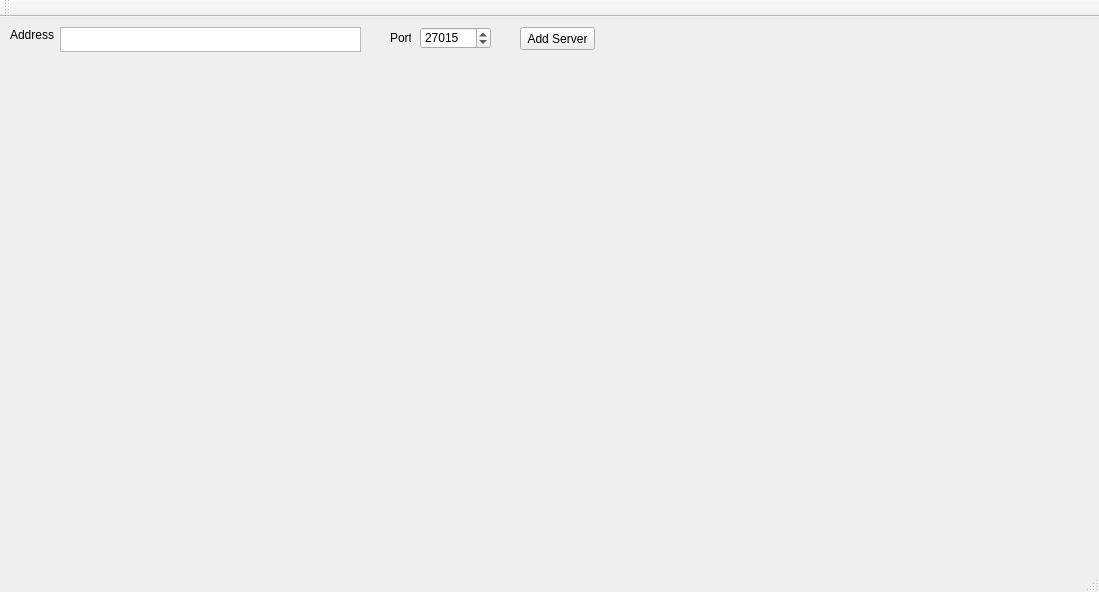
First picture: the form in mainwindow.ui, repository crasx/QTDSM, before the edit.
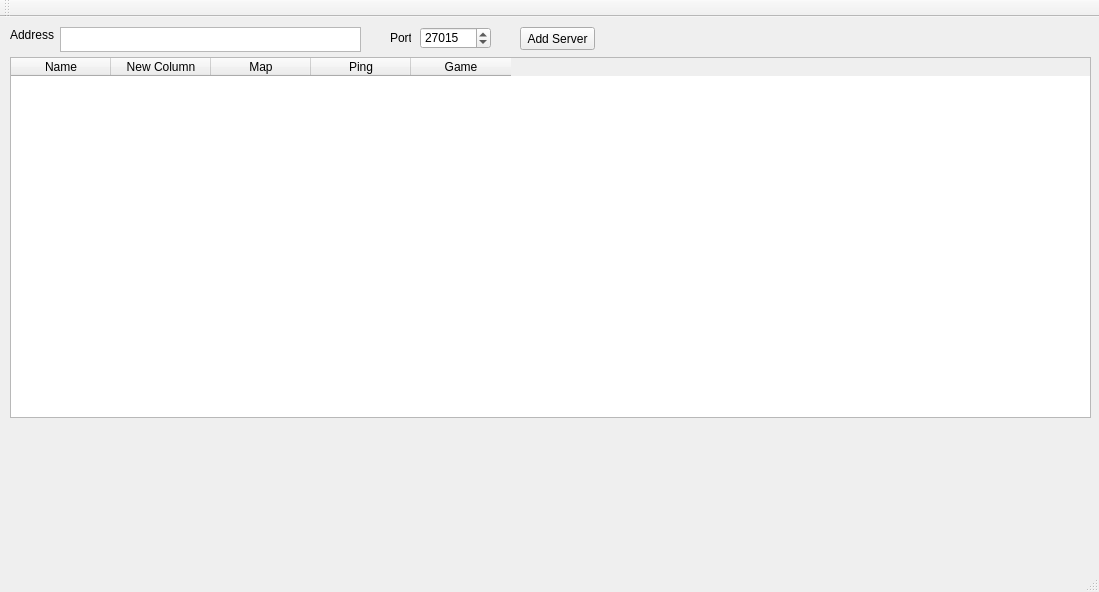
Second picture: the form after the edit.

Commit message: Some gui work, need to move ping qtimer to another thread still

```diff
--- a/mainwindow.ui
+++ b/mainwindow.ui
@@ -82,6 +82,59 @@
      <string>Add Server</string>
     </property>
    </widget>
+   <widget class="QTableWidget" name="serverList">
+    <property name="geometry">
+     <rect>
+      <x>10</x>
+      <y>40</y>
+      <width>1081</width>
+      <height>361</height>
+     </rect>
+    </property>
+    <property name="showGrid">
+     <bool>false</bool>
+    </property>
+    <property name="sortingEnabled">
+     <bool>true</bool>
+    </property>
+    <property name="wordWrap">
+     <bool>false</bool>
+    </property>
+    <property name="rowCount">
+     <number>0</number>
+    </property>
+    <property name="columnCount">
+     <number>5</number>
+    </property>
+    <attribute name="horizontalHeaderCascadingSectionResizes">
+     <bool>true</bool>
+    </attribute>
+    <column>
+     <property name="text">
+      <string>Name</string>
+     </property>
+    </column>
+    <column>
+     <property name="text">
+      <string>New Column</string>
+     </property>
+    </column>
+    <column>
+     <property name="text">
+      <string>Map</string>
+     </property>
+    </column>
+    <column>
+     <property name="text">
+      <string>Ping</string>
+     </property>
+    </column>
+    <column>
+     <property name="text">
+      <string>Game</string>
+     </property>
+    </column>
+   </widget>
   </widget>
   <widget class="QMenuBar" name="menuBar">
    <property name="geometry">
```
The commit also changes 17 other files.
